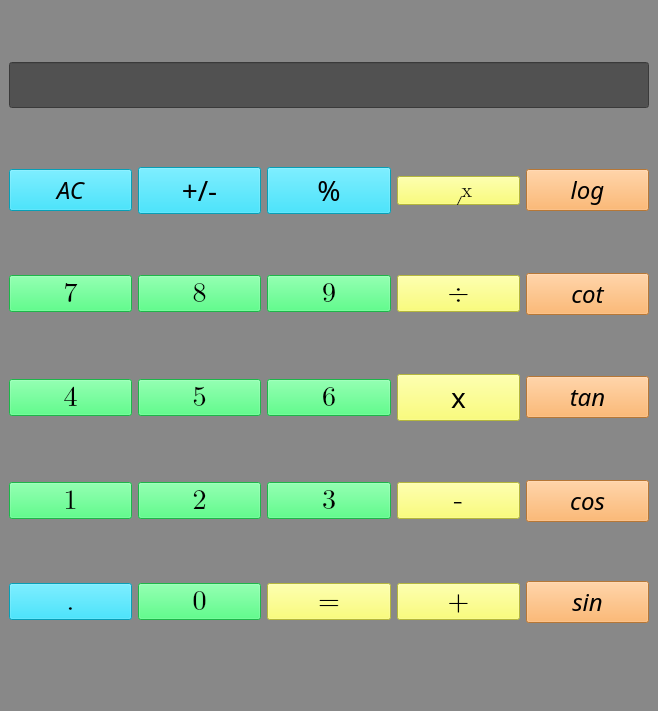
Qt form calculator/calculator.ui (TaRa1999R/assignment18) before a commit.
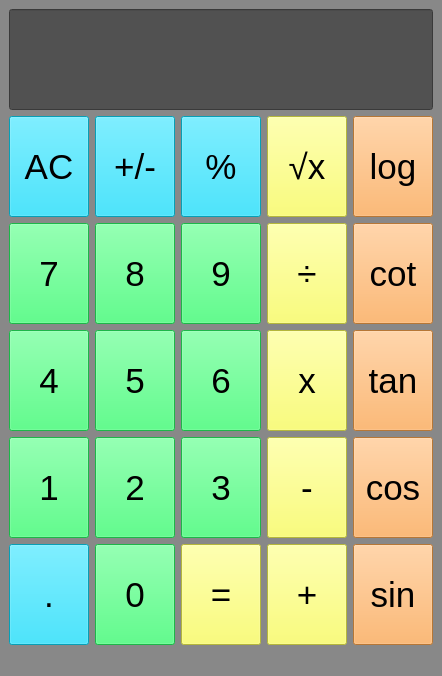
The same form after that commit.

```diff
--- a/calculator/calculator.ui
+++ b/calculator/calculator.ui
@@ -6,15 +6,10 @@
    <rect>
     <x>0</x>
     <y>0</y>
-    <width>658</width>
-    <height>711</height>
+    <width>417</width>
+    <height>676</height>
    </rect>
   </property>
-  <property name="font">
-   <font>
-    <family>NPIZiba</family>
-   </font>
-  </property>
   <property name="windowTitle">
    <string>Calculator</string>
   </property>
@@ -25,16 +20,17 @@
    <layout class="QGridLayout" name="gridLayout">
     <item row="0" column="0" colspan="5">
      <widget class="QLineEdit" name="textbox">
+      <property name="sizePolicy">
+       <sizepolicy hsizetype="Expanding" vsizetype="Minimum">
+        <horstretch>0</horstretch>
+        <verstretch>0</verstretch>
+       </sizepolicy>
+      </property>
       <property name="font">
        <font>
-        <family>Cambria Math</family>
-        <pointsize>25</pointsize>
-        <italic>false</italic>
+        <pointsize>26</pointsize>
        </font>
       </property>
-      <property name="layoutDirection">
-       <enum>Qt::RightToLeft</enum>
-      </property>
       <property name="styleSheet">
        <string notr="true">background-color: rgb(81, 81, 81);
 color: rgb(255, 255, 255);</string>
@@ -43,19 +39,21 @@
     </item>
     <item row="1" column="0">
      <widget class="QPushButton" name="ac">
+      <property name="sizePolicy">
+       <sizepolicy hsizetype="Minimum" vsizetype="Minimum">
+        <horstretch>0</horstretch>
+        <verstretch>0</verstretch>
+       </sizepolicy>
+      </property>
       <property name="font">
        <font>
-        <family>NPIZiba</family>
-        <pointsize>18</pointsize>
-        <italic>true</italic>
+        <pointsize>26</pointsize>
+        <italic>false</italic>
         <bold>false</bold>
-        <strikeout>false</strikeout>
-        <kerning>true</kerning>
        </font>
       </property>
       <property name="styleSheet">
-       <string notr="true">color: rgb(4, 4, 4);
-background-color: rgb(10, 222, 255);</string>
+       <string notr="true">background-color: rgb(10, 222, 255);</string>
       </property>
       <property name="text">
        <string>AC</string>
@@ -64,14 +62,16 @@
     </item>
     <item row="1" column="1">
      <widget class="QPushButton" name="minus">
+      <property name="sizePolicy">
+       <sizepolicy hsizetype="Minimum" vsizetype="Minimum">
+        <horstretch>0</horstretch>
+        <verstretch>0</verstretch>
+       </sizepolicy>
+      </property>
       <property name="font">
        <font>
-        <family>NPIZiba</family>
-        <pointsize>21</pointsize>
+        <pointsize>26</pointsize>
         <italic>false</italic>
-        <bold>false</bold>
-        <strikeout>false</strikeout>
-        <kerning>true</kerning>
        </font>
       </property>
       <property name="styleSheet">
@@ -84,14 +84,16 @@
     </item>
     <item row="1" column="2">
      <widget class="QPushButton" name="percent">
+      <property name="sizePolicy">
+       <sizepolicy hsizetype="Minimum" vsizetype="Minimum">
+        <horstretch>0</horstretch>
+        <verstretch>0</verstretch>
+       </sizepolicy>
+      </property>
       <property name="font">
        <font>
-        <family>NPIZiba</family>
-        <pointsize>21</pointsize>
+        <pointsize>26</pointsize>
         <italic>false</italic>
-        <bold>false</bold>
-        <strikeout>false</strikeout>
-        <kerning>true</kerning>
        </font>
       </property>
       <property name="styleSheet">
@@ -104,14 +106,15 @@
     </item>
     <item row="1" column="3">
      <widget class="QPushButton" name="sqrt">
+      <property name="sizePolicy">
+       <sizepolicy hsizetype="Minimum" vsizetype="Minimum">
+        <horstretch>0</horstretch>
+        <verstretch>0</verstretch>
+       </sizepolicy>
+      </property>
       <property name="font">
        <font>
-        <family>Cambria Math</family>
-        <pointsize>15</pointsize>
-        <italic>false</italic>
-        <bold>false</bold>
-        <strikeout>false</strikeout>
-        <kerning>true</kerning>
+        <pointsize>26</pointsize>
        </font>
       </property>
       <property name="styleSheet">
@@ -124,14 +127,15 @@
     </item>
     <item row="1" column="4">
      <widget class="QPushButton" name="log">
+      <property name="sizePolicy">
+       <sizepolicy hsizetype="Minimum" vsizetype="Minimum">
+        <horstretch>0</horstretch>
+        <verstretch>0</verstretch>
+       </sizepolicy>
+      </property>
       <property name="font">
        <font>
-        <family>NPIZiba</family>
-        <pointsize>18</pointsize>
-        <italic>true</italic>
-        <bold>false</bold>
-        <strikeout>false</strikeout>
-        <kerning>true</kerning>
+        <pointsize>26</pointsize>
        </font>
       </property>
       <property name="styleSheet">
@@ -144,14 +148,15 @@
     </item>
     <item row="2" column="0">
      <widget class="QPushButton" name="seven">
+      <property name="sizePolicy">
+       <sizepolicy hsizetype="Minimum" vsizetype="Minimum">
+        <horstretch>0</horstretch>
+        <verstretch>0</verstretch>
+       </sizepolicy>
+      </property>
       <property name="font">
        <font>
-        <family>Cambria Math</family>
-        <pointsize>21</pointsize>
-        <italic>false</italic>
-        <bold>false</bold>
-        <strikeout>false</strikeout>
-        <kerning>true</kerning>
+        <pointsize>26</pointsize>
        </font>
       </property>
       <property name="styleSheet">
@@ -164,14 +169,15 @@
     </item>
     <item row="2" column="1">
      <widget class="QPushButton" name="eight">
+      <property name="sizePolicy">
+       <sizepolicy hsizetype="Minimum" vsizetype="Minimum">
+        <horstretch>0</horstretch>
+        <verstretch>0</verstretch>
+       </sizepolicy>
+      </property>
       <property name="font">
        <font>
-        <family>Cambria Math</family>
-        <pointsize>21</pointsize>
-        <italic>false</italic>
-        <bold>false</bold>
-        <strikeout>false</strikeout>
-        <kerning>true</kerning>
+        <pointsize>26</pointsize>
        </font>
       </property>
       <property name="styleSheet">
@@ -184,14 +190,15 @@
     </item>
     <item row="2" column="2">
      <widget class="QPushButton" name="nine">
+      <property name="sizePolicy">
+       <sizepolicy hsizetype="Minimum" vsizetype="Minimum">
+        <horstretch>0</horstretch>
+        <verstretch>0</verstretch>
+       </sizepolicy>
+      </property>
       <property name="font">
        <font>
-        <family>Cambria Math</family>
-        <pointsize>21</pointsize>
-        <italic>false</italic>
-        <bold>false</bold>
-        <strikeout>false</strikeout>
-        <kerning>true</kerning>
+        <pointsize>26</pointsize>
        </font>
       </property>
       <property name="styleSheet">
@@ -204,14 +211,15 @@
     </item>
     <item row="2" column="3">
      <widget class="QPushButton" name="divide">
+      <property name="sizePolicy">
+       <sizepolicy hsizetype="Minimum" vsizetype="Minimum">
+        <horstretch>0</horstretch>
+        <verstretch>0</verstretch>
+       </sizepolicy>
+      </property>
       <property name="font">
        <font>
-        <family>Cambria Math</family>
-        <pointsize>21</pointsize>
-        <italic>false</italic>
-        <bold>false</bold>
-        <strikeout>false</strikeout>
-        <kerning>true</kerning>
+        <pointsize>26</pointsize>
        </font>
       </property>
       <property name="styleSheet">
@@ -225,14 +233,15 @@
     </item>
     <item row="2" column="4">
      <widget class="QPushButton" name="cot">
+      <property name="sizePolicy">
+       <sizepolicy hsizetype="Minimum" vsizetype="Minimum">
+        <horstretch>0</horstretch>
+        <verstretch>0</verstretch>
+       </sizepolicy>
+      </property>
       <property name="font">
        <font>
-        <family>NPIZiba</family>
-        <pointsize>18</pointsize>
-        <italic>true</italic>
-        <bold>false</bold>
-        <strikeout>false</strikeout>
-        <kerning>true</kerning>
+        <pointsize>26</pointsize>
        </font>
       </property>
       <property name="styleSheet">
@@ -245,14 +254,15 @@
     </item>
     <item row="3" column="0">
      <widget class="QPushButton" name="four">
+      <property name="sizePolicy">
+       <sizepolicy hsizetype="Minimum" vsizetype="Minimum">
+        <horstretch>0</horstretch>
+        <verstretch>0</verstretch>
+       </sizepolicy>
+      </property>
       <property name="font">
        <font>
-        <family>Cambria Math</family>
-        <pointsize>21</pointsize>
-        <italic>false</italic>
-        <bold>false</bold>
-        <strikeout>false</strikeout>
-        <kerning>true</kerning>
+        <pointsize>26</pointsize>
        </font>
       </property>
       <property name="styleSheet">
@@ -265,14 +275,15 @@
     </item>
     <item row="3" column="1">
      <widget class="QPushButton" name="five">
+      <property name="sizePolicy">
+       <sizepolicy hsizetype="Minimum" vsizetype="Minimum">
+        <horstretch>0</horstretch>
+        <verstretch>0</verstretch>
+       </sizepolicy>
+      </property>
       <property name="font">
        <font>
-        <family>Cambria Math</family>
-        <pointsize>21</pointsize>
-        <italic>false</italic>
-        <bold>false</bold>
-        <strikeout>false</strikeout>
-        <kerning>true</kerning>
+        <pointsize>26</pointsize>
        </font>
       </property>
       <property name="styleSheet">
@@ -285,14 +296,15 @@
     </item>
     <item row="3" column="2">
      <widget class="QPushButton" name="six">
+      <property name="sizePolicy">
+       <sizepolicy hsizetype="Minimum" vsizetype="Minimum">
+        <horstretch>0</horstretch>
+        <verstretch>0</verstretch>
+       </sizepolicy>
+      </property>
       <property name="font">
        <font>
-        <family>Cambria Math</family>
-        <pointsize>21</pointsize>
-        <italic>false</italic>
-        <bold>false</bold>
-        <strikeout>false</strikeout>
-        <kerning>true</kerning>
+        <pointsize>26</pointsize>
        </font>
       </property>
       <property name="styleSheet">
@@ -305,14 +317,15 @@
     </item>
     <item row="3" column="3">
      <widget class="QPushButton" name="multi">
+      <property name="sizePolicy">
+       <sizepolicy hsizetype="Minimum" vsizetype="Minimum">
+        <horstretch>0</horstretch>
+        <verstretch>0</verstretch>
+       </sizepolicy>
+      </property>
       <property name="font">
        <font>
-        <family>Calibri Light</family>
-        <pointsize>21</pointsize>
-        <italic>false</italic>
-        <bold>false</bold>
-        <strikeout>false</strikeout>
-        <kerning>true</kerning>
+        <pointsize>26</pointsize>
        </font>
       </property>
       <property name="styleSheet">
@@ -325,14 +338,15 @@
     </item>
     <item row="3" column="4">
      <widget class="QPushButton" name="tan">
+      <property name="sizePolicy">
+       <sizepolicy hsizetype="Minimum" vsizetype="Minimum">
+        <horstretch>0</horstretch>
+        <verstretch>0</verstretch>
+       </sizepolicy>
+      </property>
       <property name="font">
        <font>
-        <family>NPIZiba</family>
-        <pointsize>18</pointsize>
-        <italic>true</italic>
-        <bold>false</bold>
-        <strikeout>false</strikeout>
-        <kerning>true</kerning>
+        <pointsize>26</pointsize>
        </font>
       </property>
       <property name="styleSheet">
@@ -345,14 +359,15 @@
     </item>
     <item row="4" column="0">
      <widget class="QPushButton" name="one">
+      <property name="sizePolicy">
+       <sizepolicy hsizetype="Minimum" vsizetype="Minimum">
+        <horstretch>0</horstretch>
+        <verstretch>0</verstretch>
+       </sizepolicy>
+      </property>
       <property name="font">
        <font>
-        <family>Cambria Math</family>
-        <pointsize>21</pointsize>
-        <italic>false</italic>
-        <bold>false</bold>
-        <strikeout>false</strikeout>
-        <kerning>true</kerning>
+        <pointsize>26</pointsize>
        </font>
       </property>
       <property name="styleSheet">
@@ -365,14 +380,15 @@
     </item>
     <item row="4" column="1">
      <widget class="QPushButton" name="two">
+      <property name="sizePolicy">
+       <sizepolicy hsizetype="Minimum" vsizetype="Minimum">
+        <horstretch>0</horstretch>
+        <verstretch>0</verstretch>
+       </sizepolicy>
+      </property>
       <property name="font">
        <font>
-        <family>Cambria Math</family>
-        <pointsize>21</pointsize>
-        <italic>false</italic>
-        <bold>false</bold>
-        <strikeout>false</strikeout>
-        <kerning>true</kerning>
+        <pointsize>26</pointsize>
        </font>
       </property>
       <property name="styleSheet">
@@ -385,15 +401,15 @@
     </item>
     <item row="4" column="2">
      <widget class="QPushButton" name="three">
+      <property name="sizePolicy">
+       <sizepolicy hsizetype="Minimum" vsizetype="Minimum">
+        <horstretch>0</horstretch>
+        <verstretch>0</verstretch>
+       </sizepolicy>
+      </property>
       <property name="font">
        <font>
-        <family>Cambria Math</family>
-        <pointsize>21</pointsize>
-        <italic>false</italic>
-        <bold>false</bold>
-        <underline>false</underline>
-        <strikeout>false</strikeout>
-        <kerning>true</kerning>
+        <pointsize>26</pointsize>
        </font>
       </property>
       <property name="styleSheet">
@@ -406,14 +422,15 @@
     </item>
     <item row="4" column="3">
      <widget class="QPushButton" name="sub">
+      <property name="sizePolicy">
+       <sizepolicy hsizetype="Minimum" vsizetype="Minimum">
+        <horstretch>0</horstretch>
+        <verstretch>0</verstretch>
+       </sizepolicy>
+      </property>
       <property name="font">
        <font>
-        <family>Cambria Math</family>
-        <pointsize>21</pointsize>
-        <italic>false</italic>
-        <bold>false</bold>
-        <strikeout>false</strikeout>
-        <kerning>true</kerning>
+        <pointsize>26</pointsize>
        </font>
       </property>
       <property name="styleSheet">
@@ -426,14 +443,15 @@
     </item>
     <item row="4" column="4">
      <widget class="QPushButton" name="cos">
+      <property name="sizePolicy">
+       <sizepolicy hsizetype="Minimum" vsizetype="Minimum">
+        <horstretch>0</horstretch>
+        <verstretch>0</verstretch>
+       </sizepolicy>
+      </property>
       <property name="font">
        <font>
-        <family>NPIZiba</family>
-        <pointsize>18</pointsize>
-        <italic>true</italic>
-        <bold>false</bold>
-        <strikeout>false</strikeout>
-        <kerning>true</kerning>
+        <pointsize>26</pointsize>
        </font>
       </property>
       <property name="styleSheet">
@@ -446,14 +464,15 @@
     </item>
     <item row="5" column="0">
      <widget class="QPushButton" name="point">
+      <property name="sizePolicy">
+       <sizepolicy hsizetype="Minimum" vsizetype="Minimum">
+        <horstretch>0</horstretch>
+        <verstretch>0</verstretch>
+       </sizepolicy>
+      </property>
       <property name="font">
        <font>
-        <family>Cambria Math</family>
-        <pointsize>21</pointsize>
-        <italic>false</italic>
-        <bold>false</bold>
-        <strikeout>false</strikeout>
-        <kerning>true</kerning>
+        <pointsize>26</pointsize>
        </font>
       </property>
       <property name="styleSheet">
@@ -466,14 +485,15 @@
     </item>
     <item row="5" column="1">
      <widget class="QPushButton" name="zero">
+      <property name="sizePolicy">
+       <sizepolicy hsizetype="Minimum" vsizetype="Minimum">
+        <horstretch>0</horstretch>
+        <verstretch>0</verstretch>
+       </sizepolicy>
+      </property>
       <property name="font">
        <font>
-        <family>Cambria Math</family>
-        <pointsize>21</pointsize>
-        <italic>false</italic>
-        <bold>false</bold>
-        <strikeout>false</strikeout>
-        <kerning>true</kerning>
+        <pointsize>26</pointsize>
        </font>
       </property>
       <property name="styleSheet">
@@ -486,14 +506,15 @@
     </item>
     <item row="5" column="2">
      <widget class="QPushButton" name="equal">
+      <property name="sizePolicy">
+       <sizepolicy hsizetype="Minimum" vsizetype="Minimum">
+        <horstretch>0</horstretch>
+        <verstretch>0</verstretch>
+       </sizepolicy>
+      </property>
       <property name="font">
        <font>
-        <family>Cambria Math</family>
-        <pointsize>21</pointsize>
-        <italic>false</italic>
-        <bold>false</bold>
-        <strikeout>false</strikeout>
-        <kerning>true</kerning>
+        <pointsize>26</pointsize>
        </font>
       </property>
       <property name="styleSheet">
@@ -506,14 +527,15 @@
     </item>
     <item row="5" column="3">
      <widget class="QPushButton" name="sum">
+      <property name="sizePolicy">
+       <sizepolicy hsizetype="Minimum" vsizetype="Minimum">
+        <horstretch>0</horstretch>
+        <verstretch>0</verstretch>
+       </sizepolicy>
+      </property>
       <property name="font">
        <font>
-        <family>Cambria Math</family>
-        <pointsize>21</pointsize>
-        <italic>false</italic>
-        <bold>false</bold>
-        <strikeout>false</strikeout>
-        <kerning>true</kerning>
+        <pointsize>26</pointsize>
        </font>
       </property>
       <property name="styleSheet">
@@ -526,14 +548,15 @@
     </item>
     <item row="5" column="4">
      <widget class="QPushButton" name="sin">
+      <property name="sizePolicy">
+       <sizepolicy hsizetype="Minimum" vsizetype="Minimum">
+        <horstretch>0</horstretch>
+        <verstretch>0</verstretch>
+       </sizepolicy>
+      </property>
       <property name="font">
        <font>
-        <family>NPIZiba</family>
-        <pointsize>18</pointsize>
-        <italic>true</italic>
-        <bold>false</bold>
-        <strikeout>false</strikeout>
-        <kerning>true</kerning>
+        <pointsize>26</pointsize>
        </font>
       </property>
       <property name="styleSheet">
```
Left out of the diff: 10 changed lines with no effect on the pictures.
